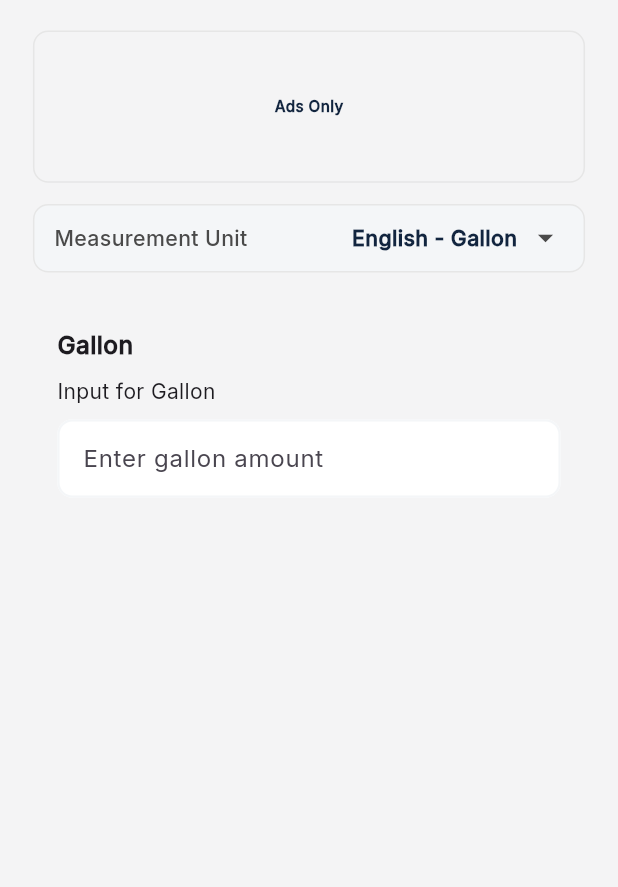
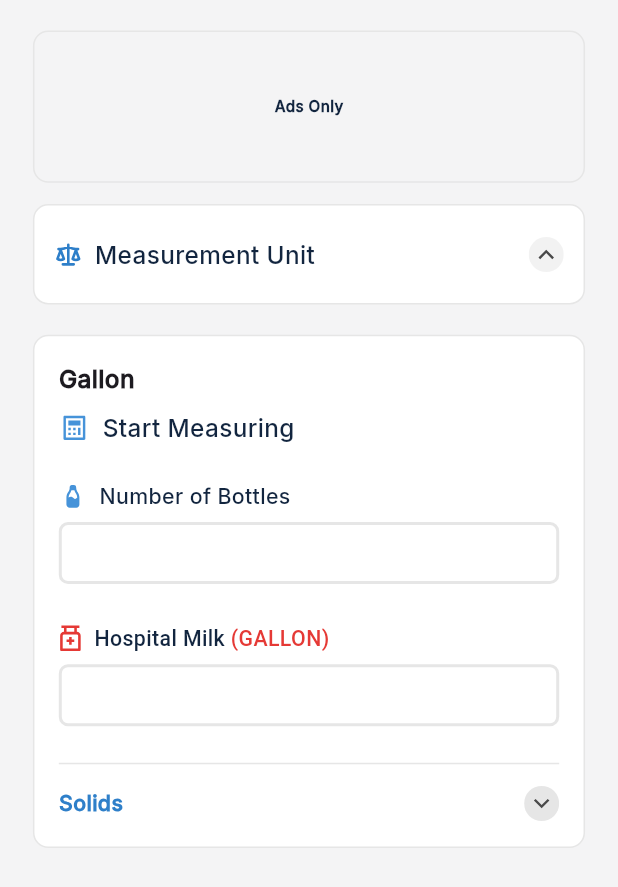
Before and after one commit to Joint-Venture-AI/milk_mix, a Flutter app: the CalculateScreen screen opened directly, on a phone screen of 412 x 824 dp. Shown: the top 887 px of the screen. Run offline on Flutter 3.47's test engine with Material 3 defaults, Android fonts, the phone set to English and light mode, and no system bars; our stand-ins replace flutter_screenutil, flutter_svg, get, pin_code_fields.

Commit message:
working on calculation screen

```diff
--- a/lib/view/home/calculate/calculate_screen.dart
+++ b/lib/view/home/calculate/calculate_screen.dart
@@ -1,6 +1,9 @@
 import 'package:flutter/material.dart';
+import 'package:flutter/services.dart';
 import 'package:flutter_screenutil/flutter_screenutil.dart';
+import 'package:flutter_svg/svg.dart';
 import 'package:milk_mix/constants/color.dart';
+import 'package:milk_mix/view/widget/light_text_input_widget.dart';
 
 class CalculateScreen extends StatefulWidget {
   const CalculateScreen({super.key});
@@ -13,6 +16,7 @@ class _CalculateScreenState extends State<CalculateScreen> {
   String selectedUnit = 'english';
   String selectedSubUnit = 'gallon';
   bool isDropdownExpanded = false;
+  bool isSolidsExpanded = false; // New state for Solids section
 
   @override
   Widget build(BuildContext context) {
@@ -22,6 +26,8 @@ class _CalculateScreenState extends State<CalculateScreen> {
         child: SingleChildScrollView(
           padding: EdgeInsets.symmetric(horizontal: 20.w),
           child: Column(
+            mainAxisAlignment: MainAxisAlignment.center,
+            crossAxisAlignment: CrossAxisAlignment.stretch,
             children: [
               SizedBox(height: 20.h),
 
@@ -45,67 +51,50 @@ class _CalculateScreenState extends State<CalculateScreen> {
               ),
 
               SizedBox(height: 14.h),
-
+              Container(
+                decoration: BoxDecoration(
+                  color: AppColors.surface,
+                  borderRadius: BorderRadius.circular(10.r),
+                  border: Border.all(color: AppColors.lightGrey),
+                ),
+                padding: EdgeInsets.symmetric(horizontal: 12.w, vertical: 8.h),
+                child: Column(
+                  children: [
                     GestureDetector(
                       onTap: () {
                         setState(() {
                           isDropdownExpanded = !isDropdownExpanded;
                         });
                       },
-                child: Container(
-                  height: 45.h,
-                  padding: EdgeInsets.symmetric(horizontal: 12.w),
-                  decoration: BoxDecoration(
-                    color: AppColors.shade,
-                    borderRadius: BorderRadius.circular(10.r),
-                    border: Border.all(color: AppColors.lightGrey),
-                  ),
                       child: Row(
                         mainAxisAlignment: MainAxisAlignment.spaceBetween,
                         children: [
+                          SizedBox(height: 48.h),
+                          SvgPicture.asset(
+                            'assets/logos/scale.svg',
+                            height: 18.h,
+                          ),
+                          SizedBox(width: 8.w),
                           Text(
                             'Measurement Unit',
                             style: TextStyle(
-                          fontSize: 14.sp,
+                              fontSize: 16.sp,
                               fontWeight: FontWeight.w600,
-                          color: AppColors.textGrey,
-                        ),
-                      ),
-                      Row(
-                        children: [
-                          Text(
-                            _getSelectedUnitLabel(),
-                            style: TextStyle(
-                              fontSize: 14.sp,
-                              fontWeight: FontWeight.bold,
                               color: AppColors.textPrimary,
                             ),
                           ),
-                          SizedBox(width: 6.w),
-                          Icon(
+                          Spacer(),
+                          SvgPicture.asset(
                             isDropdownExpanded
-                                ? Icons.arrow_drop_up
-                                : Icons.arrow_drop_down,
-                            color: AppColors.textGrey,
-                            size: 24.sp,
-                          ),
-                        ],
+                                ? 'assets/logos/down.svg'
+                                : 'assets/logos/up.svg',
+                            height: 24.h,
                           ),
                         ],
                       ),
                     ),
-              ),
-
                     if (isDropdownExpanded) ...[
                       SizedBox(height: 8.h),
-                Container(
-                  decoration: BoxDecoration(
-                    color: AppColors.shade,
-                    borderRadius: BorderRadius.circular(10.r),
-                    border: Border.all(color: AppColors.lightGrey),
-                  ),
-                  child: Column(
-                    children: [
                       Row(
                         children: [
                           _mainUnitToggle('english', 'English'),
@@ -130,9 +119,9 @@ class _CalculateScreenState extends State<CalculateScreen> {
                       ),
                       SizedBox(height: 8.h),
                     ],
+                  ],
                 ),
               ),
-              ],
 
               SizedBox(height: 20.h),
 
@@ -142,17 +131,6 @@ class _CalculateScreenState extends State<CalculateScreen> {
         ),
       ),
     );
-  }
-
-  // Label for dropdown
-  String _getSelectedUnitLabel() {
-    if (selectedUnit == 'english') {
-      return selectedSubUnit == 'gallon'
-          ? 'English - Gallon'
-          : 'English - Pounds';
-    } else {
-      return selectedSubUnit == 'liter' ? 'Metric - Liter' : 'Metric - Kilo';
-    }
   }
 
   Widget _mainUnitToggle(String value, String label) {
@@ -217,47 +195,187 @@ class _CalculateScreenState extends State<CalculateScreen> {
       case 'gallon':
         return _unitColumn(
           title: 'Gallon',
-
           isExpanded: true,
           children: [
-            Text('Input for Gallon'),
-            SizedBox(height: 8.h),
-            TextField(
-              decoration: InputDecoration(hintText: 'Enter gallon amount'),
+            Row(
+              children: [
+                SvgPicture.asset('assets/logos/calculate.svg', height: 20.h),
+                SizedBox(width: 8.w),
+                Text(
+                  'Start Measuring',
+                  style: TextStyle(
+                    fontSize: 16.sp,
+                    fontWeight: FontWeight.w600,
+                    color: AppColors.textPrimary,
                   ),
+                ),
+              ],
+            ),
+            SizedBox(height: 24.h),
+            Row(
+              children: [
+                SvgPicture.asset('assets/logos/bottle.svg', height: 18.h),
+                SizedBox(width: 8.w),
+                Text(
+                  'Number of Bottles',
+                  style: TextStyle(
+                    fontSize: 14.sp,
+                    fontWeight: FontWeight.w600,
+                    color: AppColors.textPrimary,
+                  ),
+                ),
+              ],
+            ),
+            SizedBox(height: 7.h),
+            LightInputField(),
+            SizedBox(height: 26.h),
+            Row(
+              children: [
+                SvgPicture.asset('assets/logos/aid.svg', height: 18.h),
+                SizedBox(width: 8.w),
+                Text.rich(
+                  TextSpan(
+                    children: [
+                      TextSpan(
+                        text: 'Hospital Milk',
+                        style: TextStyle(
+                          fontSize: 14.sp,
+                          fontWeight: FontWeight.w500,
+                          color: AppColors.textPrimary,
+                        ),
+                      ),
+                      TextSpan(
+                        text: ' (GALLON)',
+                        style: TextStyle(
+                          color: Color(0xFFE53935),
+                          fontSize: 14.sp,
+                          fontWeight: FontWeight.w500,
+                        ),
+                      ),
+                    ],
+                  ),
+                ),
+              ],
+            ),
+            SizedBox(height: 7.h),
+            LightInputField(),
+            SizedBox(height: 24.h),
+            Divider(color: AppColors.lightGrey, thickness: 1.h, height: 1.h),
+            SizedBox(height: 14.h),
+            GestureDetector(
+              onTap: () {
+                setState(() {
+                  isSolidsExpanded = !isSolidsExpanded;
+                });
+              },
+              child: Row(
+                children: [
+                  Text(
+                    'Solids',
+                    style: TextStyle(
+                      color: AppColors.primary,
+                      fontSize: 14.sp,
+                      fontWeight: FontWeight.w700,
+                    ),
+                  ),
+                  Spacer(),
+                  SvgPicture.asset(
+                    isSolidsExpanded
+                        ? 'assets/logos/up.svg'
+                        : 'assets/logos/down.svg',
+                    height: 24.h,
+                  ),
+                ],
+              ),
+            ),
+            if (isSolidsExpanded) ...[
+              SizedBox(height: 10.h),
+
+              Column(
+                crossAxisAlignment: CrossAxisAlignment.stretch,
+
+                children: [
+                  Row(
+                    children: [
+                      SvgPicture.asset(
+                        'assets/logos/bottleGreen.svg',
+                        height: 18.h,
+                      ),
+                      SizedBox(width: 8.w),
+                      Text.rich(
+                        TextSpan(
+                          children: [
+                            TextSpan(
+                              text: 'Bottle Size',
+                              style: TextStyle(
+                                fontSize: 14.sp,
+                                fontWeight: FontWeight.w500,
+                                color: AppColors.textPrimary,
+                              ),
+                            ),
+                            TextSpan(
+                              text: ' (GALLON)',
+                              style: TextStyle(
+                                color: Color(0xFF36C275),
+                                fontSize: 14.sp,
+                                fontWeight: FontWeight.w500,
+                              ),
+                            ),
+                          ],
+                        ),
+                      ),
+                    ],
+                  ),
+                  SizedBox(height: 7.h),
+                  LightInputField(),
+                  SizedBox(height: 24.h),
+                  Row(
+                    children: [
+                      SvgPicture.asset(
+                        'assets/logos/bottleMed.svg',
+                        height: 20.h,
+                      ),
+                      SizedBox(width: 8.w),
+                      Text(
+                        'Solids in Hospital Milk (%)',
+                        style: TextStyle(
+                          fontSize: 14.sp,
+                          fontWeight: FontWeight.w600,
+                          color: AppColors.textPrimary,
+                        ),
+                      ),
+                    ],
+                  ),
+                  SizedBox(height: 7.h),
+                  LightInputField(),
+                  SizedBox(height: 24.h),
+                  Row(
+                    children: [
+                      SvgPicture.asset('assets/logos/drop.svg', height: 20.h),
+                      SizedBox(width: 8.w),
+                      Text(
+                        'Desired Solid (11-16%)',
+                        style: TextStyle(
+                          fontSize: 14.sp,
+                          fontWeight: FontWeight.w600,
+                          color: AppColors.textPrimary,
+                        ),
+                      ),
+                    ],
+                  ),
+                  SizedBox(height: 7.h),
+                  LightInputField(),
+                ],
+              ),
+            ],
           ],
         );
       case 'pounds':
-        return _unitColumn(
-          title: 'Pounds',
-
-          isExpanded: true,
-          children: [
-            Text('Input for Pounds'),
-            SizedBox(height: 8.h),
-            TextField(decoration: InputDecoration(hintText: 'Enter pounds')),
-          ],
-        );
+        return _unitColumn(title: 'Pounds', isExpanded: true, children: []);
       case 'liter':
-        return _unitColumn(
-          title: 'Liter',
-
-          isExpanded: true,
-          children: [Text('Input for Liter')],
-        );
+        return _unitColumn(title: 'Liter', isExpanded: true, children: []);
       case 'kilo':
-        return _unitColumn(
-          title: 'Kilo',
-
-          isExpanded: true,
-          children: [
-            Text('Input for Kilo'),
-            SizedBox(height: 8.h),
-            TextField(
-              decoration: InputDecoration(hintText: 'Enter kilo weight'),
-            ),
-          ],
-        );
+        return _unitColumn(title: 'Kilo', isExpanded: true, children: []);
       default:
         return SizedBox.shrink();
     }
@@ -265,7 +383,6 @@ class _CalculateScreenState extends State<CalculateScreen> {
 
   Widget _unitColumn({
     required String title,
-
     required bool isExpanded,
     required List<Widget> children,
   }) {
@@ -273,9 +390,13 @@ class _CalculateScreenState extends State<CalculateScreen> {
       width: double.infinity,
       margin: EdgeInsets.only(bottom: 14.h),
       padding: EdgeInsets.all(16.h),
-      decoration: BoxDecoration(borderRadius: BorderRadius.circular(10.r)),
+      decoration: BoxDecoration(
+        borderRadius: BorderRadius.circular(10.r),
+        color: Colors.white,
+        border: Border.all(color: AppColors.lightGrey),
+      ),
       child: Column(
-        crossAxisAlignment: CrossAxisAlignment.start,
+        crossAxisAlignment: CrossAxisAlignment.stretch,
         children: [
           Text(
             title,
--- /dev/null
+++ b/lib/view/widget/light_text_input_widget.dart
@@ -0,0 +1,44 @@
+import 'package:flutter/material.dart';
+import 'package:flutter_screenutil/flutter_screenutil.dart';
+import 'package:milk_mix/constants/color.dart';
+
+class LightInputField extends StatelessWidget {
+  final TextEditingController? controller;
+  final String? hintText;
+  final bool obscureText;
+  final TextInputType keyboardType;
+
+  const LightInputField({
+    Key? key,
+    this.controller,
+    this.hintText,
+    this.obscureText = false,
+    this.keyboardType = TextInputType.text,
+  }) : super(key: key);
+
+  @override
+  Widget build(BuildContext context) {
+    return TextField(
+      controller: controller,
+      obscureText: obscureText,
+      keyboardType: keyboardType,
+      cursorColor: AppColors.textLightGrey,
+      decoration: InputDecoration(
+        filled: true,
+        fillColor: Colors.white,
+        hintText: hintText,
+        contentPadding: EdgeInsets.symmetric(vertical: 10.h, horizontal: 12.w),
+        isDense: true,
+        enabledBorder: OutlineInputBorder(
+          borderRadius: BorderRadius.circular(6.r),
+          borderSide: BorderSide(color: Color(0xFFE6E6E6), width: 2),
+        ),
+        focusedBorder: OutlineInputBorder(
+          borderRadius: BorderRadius.circular(10.r),
+          borderSide: BorderSide(color: AppColors.primaryLight, width: 2),
+        ),
+      ),
+      style: TextStyle(fontSize: 14.sp),
+    );
+  }
+}
```
Also changed, not shown: assets/logos/aid.svg (added), assets/logos/bottle.svg (added), assets/logos/bottleGreen.svg (added), assets/logos/bottleMed.svg (added), assets/logos/down.svg (added), assets/logos/drop.svg (added), assets/logos/up.svg (added). Lines whose indentation alone changed are shown as unchanged.
